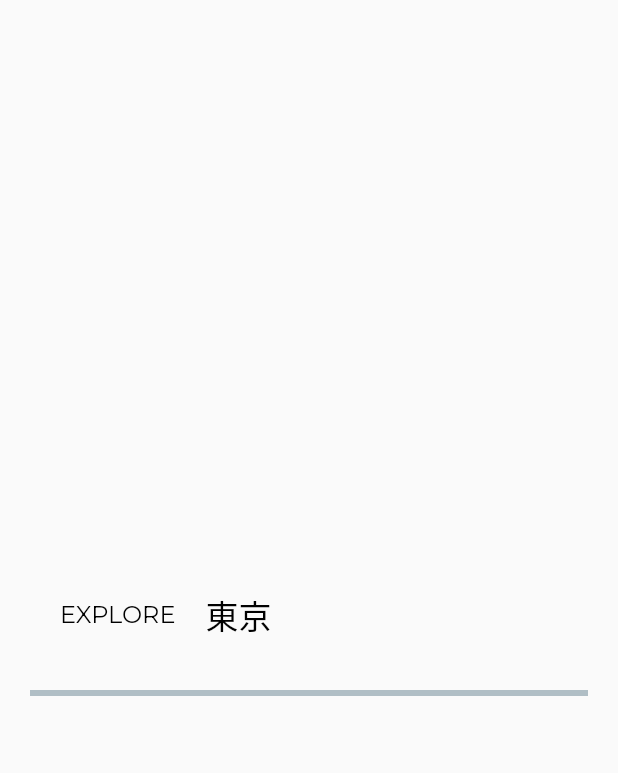
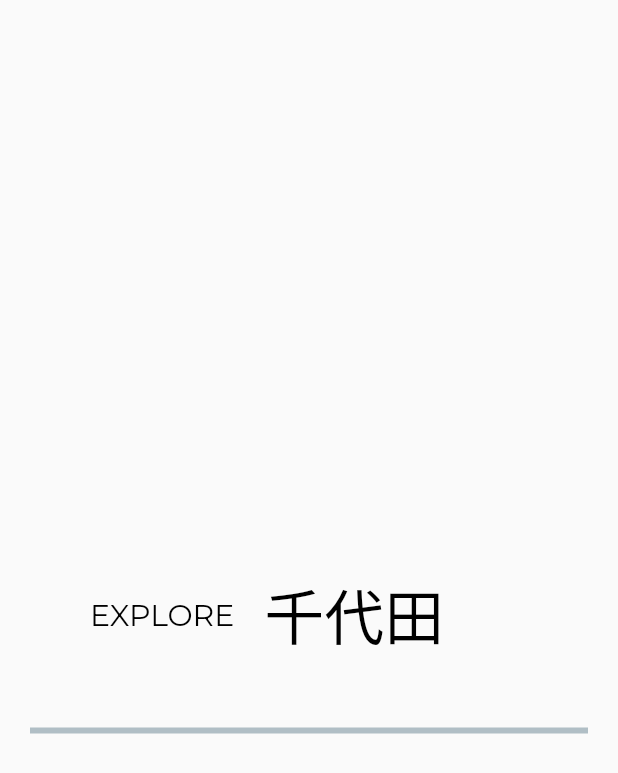
Before and after one commit to sedlakp/tokyo_data, a Flutter app: the screen it shows after launch, on a phone screen of 412 x 824 dp. Shown: the top 773 px of the screen. Run offline on Flutter 3.47's test engine with Material 2 defaults, Android fonts, the phone set to English and light mode, and no system bars; drawn by our look-alikes of animated_text_kit; our stand-ins replace fl_chart, flutter_html, google_fonts, google_maps_flutter, scrollable_positioned_list, shared_preferences; network calls fail.

Commit message:
Show tokyo wards when loading instead

```diff
--- a/lib/ui/loading_screen.dart
+++ b/lib/ui/loading_screen.dart
@@ -30,11 +30,10 @@ class _LoadingScreenState extends State<LoadingScreen> with SingleTickerProvider
   bool hasAllData = false;
 
   List<RotateAnimatedText> get texts {
-    var list = [RotateAnimatedText("東京")];
-    var sitesList = manager.sites.map((e) => RotateAnimatedText(e.name)).toList();
+    var list = ["東京", "千代田", "中央", "港", "新宿", "台東", "渋谷", "豊島"];
+    var sitesList = list.map((e) => RotateAnimatedText(e)).toList();
     sitesList.shuffle();
-    list.addAll(sitesList.take(5));
-    return list;
+    return sitesList;
   }
 
   double get progress {
@@ -63,13 +62,15 @@ class _LoadingScreenState extends State<LoadingScreen> with SingleTickerProvider
             mainAxisAlignment: MainAxisAlignment.center,
             children: [
               Row(
+                crossAxisAlignment: CrossAxisAlignment.center,
                 children: [
-                  const SizedBox(width: 20.0, height: 100.0),
-                  Text('Explore'.toUpperCase(), style: GoogleFonts.montserrat(fontSize: 16),),
-                  const SizedBox(width: 20.0, height: 100.0),
+                  const SizedBox(width: 40.0, height: 150.0),
+                  Text('Explore'.toUpperCase(), style: GoogleFonts.montserrat(fontSize: 20),),
+                  const SizedBox(width: 20.0, height: 150.0),
                   DefaultTextStyle(
-                    style: GoogleFonts.kleeOne(fontSize: 22, color: Colors.black),
+                    style: GoogleFonts.kleeOne(fontSize: 40, color: Colors.black),
                     child: AnimatedTextKit(
+                      repeatForever: true,
                       animatedTexts: texts, //[RotateAnimatedText("東京"), RotateAnimatedText("新宿"), RotateAnimatedText("渋谷") ],
                     ),
                   ),
```
Also changed, not shown: lib/ui/empty_screen.dart (+51 -4 lines), lib/ui/home.dart (+9 -0 lines).
